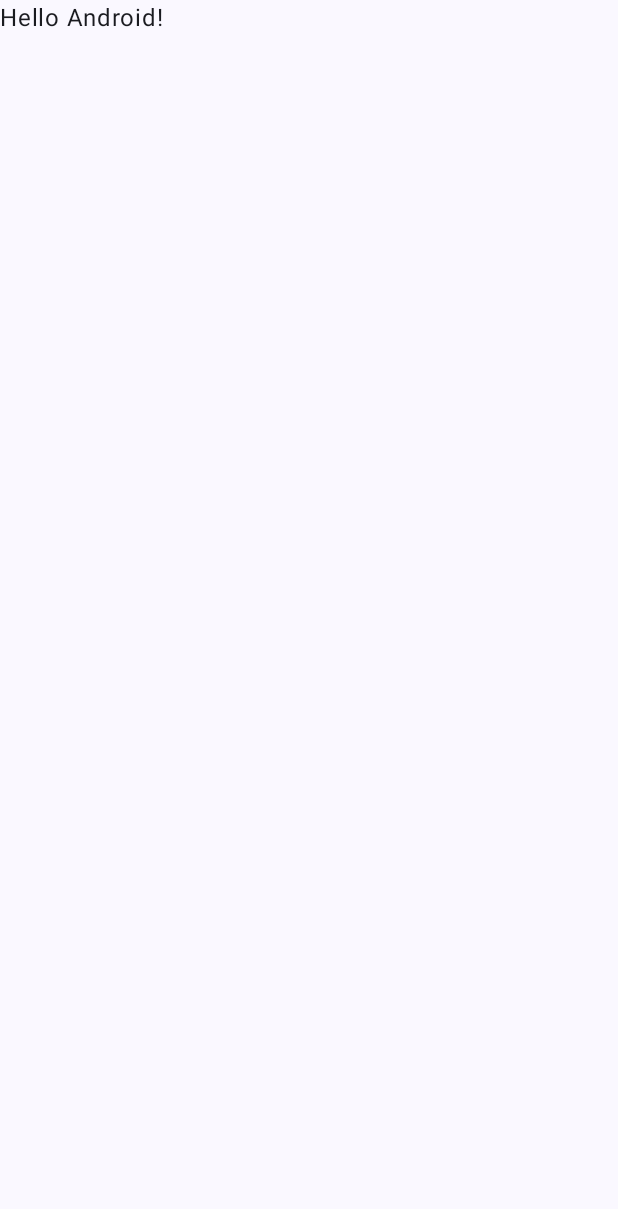
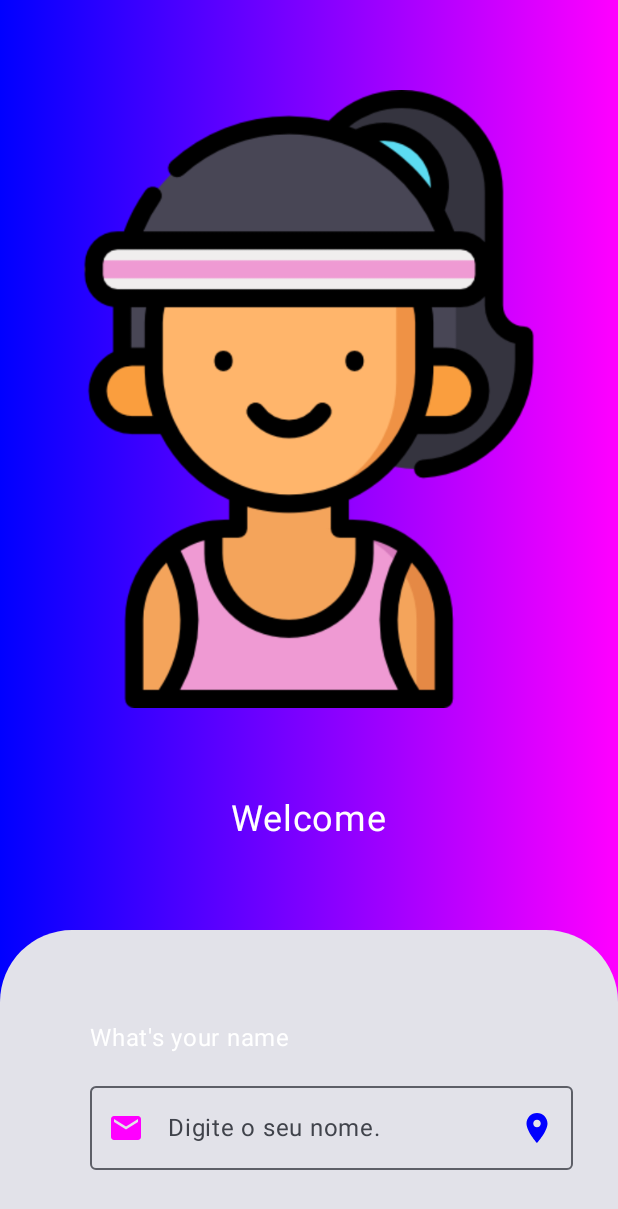
Before and after one commit to lahoracio/BMI--Mobile, an Android app built with Jetpack Compose: the screen it shows after launch (MainActivity), on a phone screen of 412 x 824 dp. Before the commit the part shown is almost empty. Shown: the top 1209 px of the screen. Run offline under Robolectric (Android 15) with nearby library versions, the phone set to English and light mode, and no system bars.

Commit message:
Navegação das telas funcionando

```diff
--- a/app/build.gradle.kts
+++ b/app/build.gradle.kts
@@ -58,4 +58,6 @@ dependencies {
     debugImplementation(libs.androidx.ui.test.manifest)
 
     implementation("androidx.compose.material:material-icons-extended-android:1.7.8")
+    implementation("androidx.navigation:navigation-compose:2.8.9")
+
 }
--- a/app/src/main/java/br/senai/sp/jandira/bmi1/MainActivity.kt
+++ b/app/src/main/java/br/senai/sp/jandira/bmi1/MainActivity.kt
@@ -4,13 +4,12 @@ import android.os.Bundle
 import androidx.activity.ComponentActivity
 import androidx.activity.compose.setContent
 import androidx.activity.enableEdgeToEdge
-import androidx.compose.foundation.layout.fillMaxSize
-import androidx.compose.foundation.layout.padding
-import androidx.compose.material3.Scaffold
-import androidx.compose.material3.Text
-import androidx.compose.runtime.Composable
-import androidx.compose.ui.Modifier
-import androidx.compose.ui.tooling.preview.Preview
+import androidx.navigation.compose.NavHost
+import androidx.navigation.compose.composable
+import androidx.navigation.compose.rememberNavController
+import br.senai.sp.jandira.bmi1.screens.BMIResultScreen
+import br.senai.sp.jandira.bmi1.screens.HomeScreen
+import br.senai.sp.jandira.bmi1.screens.UserDataScreen
 import br.senai.sp.jandira.bmi1.ui.theme.BMI1Theme
 
 class MainActivity : ComponentActivity() {
@@ -19,29 +18,17 @@ class MainActivity : ComponentActivity() {
         enableEdgeToEdge()
         setContent {
             BMI1Theme {
-                Scaffold(modifier = Modifier.fillMaxSize()) { innerPadding ->
-                    Greeting(
-                        name = "Android",
-                        modifier = Modifier.padding(innerPadding)
-                    )
+                val controleDeNavegacao = rememberNavController()
+                NavHost(
+                    navController = controleDeNavegacao,
+                    startDestination = "home"
+                ){
+                   composable(route = "home"){ HomeScreen(controleDeNavegacao) }
+                   composable(route = "user_data"){ UserDataScreen(controleDeNavegacao) }
+                   composable(route = "bmi_result"){ BMIResultScreen(controleDeNavegacao) }
                 }
+
             }
         }
     }
 }
-
-@Composable
-fun Greeting(name: String, modifier: Modifier = Modifier) {
-    Text(
-        text = "Hello $name!",
-        modifier = modifier
-    )
-}
-
-@Preview(showBackground = true)
-@Composable
-fun GreetingPreview() {
-    BMI1Theme {
-        Greeting("Android")
-    }
-}
--- a/app/src/main/java/br/senai/sp/jandira/bmi1/screens/HomeScreens.kt
+++ b/app/src/main/java/br/senai/sp/jandira/bmi1/screens/HomeScreens.kt
@@ -1,5 +1,6 @@
 package br.senai.sp.jandira.bmi1.screens
 
+import android.widget.Toast
 import androidx.compose.foundation.Image
 import androidx.compose.foundation.background
 import androidx.compose.foundation.layout.Arrangement
@@ -27,6 +28,7 @@ import androidx.compose.ui.Alignment
 import androidx.compose.ui.Modifier
 import androidx.compose.ui.graphics.Brush
 import androidx.compose.ui.graphics.Color
+import androidx.compose.ui.platform.LocalContext
 import androidx.compose.ui.res.painterResource
 import androidx.compose.ui.res.stringResource
 import androidx.compose.ui.text.input.KeyboardCapitalization
@@ -34,10 +36,13 @@ import androidx.compose.ui.text.input.KeyboardType
 import androidx.compose.ui.tooling.preview.Preview
 import androidx.compose.ui.unit.dp
 import androidx.compose.ui.unit.sp
+import androidx.navigation.NavHostController
 import br.senai.sp.jandira.bmi1.R
 
 @Composable
-fun HomeScreen(modifier: Modifier = Modifier) {
+fun HomeScreen(controleDeNavegacao: NavHostController?) {
+
+    var context = LocalContext.current
 
     var nomeState = remember {
         mutableStateOf(value = "")
@@ -46,17 +51,19 @@ fun HomeScreen(modifier: Modifier = Modifier) {
     Box(
         modifier = Modifier
             .fillMaxSize()
-            .background(brush = Brush.horizontalGradient(
-                listOf(Color.Blue, Color.Magenta)
-            ))
-    ){
-        Column (
+            .background(
+                brush = Brush.horizontalGradient(
+                    listOf(Color.Blue, Color.Magenta)
+                )
+            )
+    ) {
+        Column(
             modifier = Modifier
                 .fillMaxSize(),
 
             horizontalAlignment = Alignment.CenterHorizontally,
             verticalArrangement = Arrangement.SpaceEvenly
-        ){
+        ) {
             Image(
                 painter = painterResource(R.drawable.atleta),
                 contentDescription = stringResource(R.string.logo),
@@ -79,22 +86,22 @@ fun HomeScreen(modifier: Modifier = Modifier) {
                     .height(150.dp),
                 shape = RoundedCornerShape(
                     topStart = 48.dp,
-                    topEnd  = 48.dp
+                    topEnd = 48.dp
                 )
-            ){
-                Column (
+            ) {
+                Column(
                     verticalArrangement = Arrangement.SpaceBetween,
                     horizontalAlignment = Alignment.End,
                     modifier = Modifier
                         .fillMaxSize()
                         .padding(30.dp)
 
-                ){
-                    Column (
+                ) {
+                    Column(
                         modifier = Modifier
                             .padding(top = 30.dp)
                             .padding(start = 30.dp)
-                    ){
+                    ) {
                         Text(
                             text = stringResource(R.string.your_name),
                             fontSize = 16.sp,
@@ -134,13 +141,16 @@ fun HomeScreen(modifier: Modifier = Modifier) {
                             )
                         )
                         Button(
-                            onClick = {},
+                            onClick = {
+                                controleDeNavegacao?.navigate("user_data")
+                            },
                             shape = RoundedCornerShape(10.dp),
                             modifier = Modifier
                                 .padding(top = 230.dp)
                                 .padding(start = 200.dp)
-                        ){
-                            Text(text = stringResource(R.string.next),
+                        ) {
+                            Text(
+                                text = stringResource(R.string.next),
                                 fontSize = 20.sp
                             )
                             Icon(
@@ -164,5 +174,5 @@ fun HomeScreen(modifier: Modifier = Modifier) {
 @Preview(showSystemUi = true)
 @Composable
 private fun HomeScreenPreview() {
-    HomeScreen()
+    HomeScreen(null)
 }
```
Also changed, not shown: app/src/main/java/br/senai/sp/jandira/bmi1/screens/BMIResultScreen.kt (+20 -19 lines), app/src/main/java/br/senai/sp/jandira/bmi1/screens/UserDataScreen.kt (+6 -3 lines).
